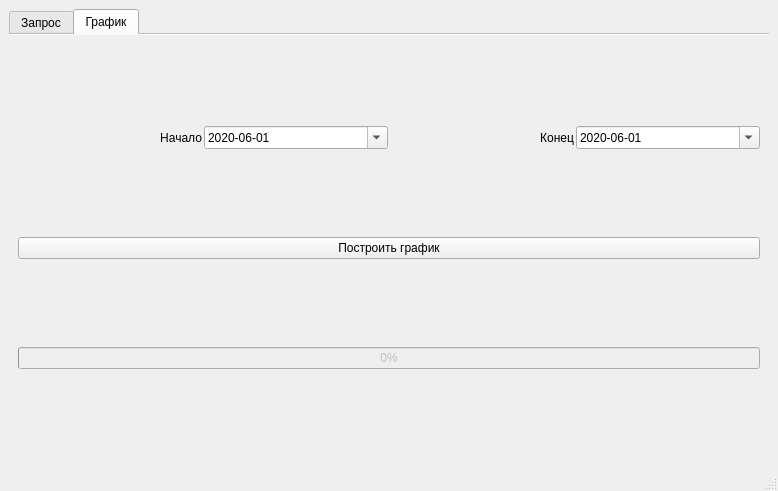
The window that mainwindow.ui (alexisnov/pr9-4) describes before a commit, drawn with Qt 5.
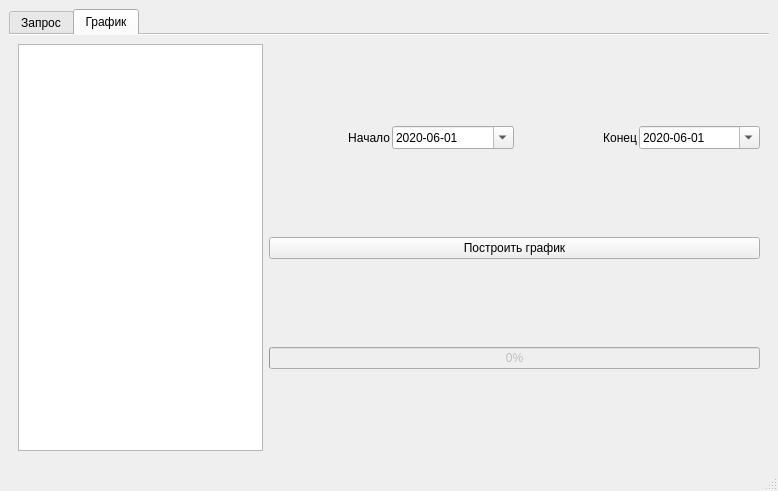
The same window after the commit.

Commit message: Заготовка последовательного выполнения запросов по списку стран

Patch:
```diff
--- a/mainwindow.ui
+++ b/mainwindow.ui
@@ -198,7 +198,29 @@
        <attribute name="title">
         <string>График</string>
        </attribute>
-       <layout class="QVBoxLayout" name="verticalLayout_2" stretch="0,0,0,1">
+       <layout class="QVBoxLayout" name="verticalLayout_2" stretch="0">
+        <item>
+         <layout class="QHBoxLayout" name="horizontalLayout_6" stretch="1,2">
+          <item>
+           <widget class="QTreeWidget" name="treeWidget">
+            <property name="selectionMode">
+             <enum>QAbstractItemView::MultiSelection</enum>
+            </property>
+            <property name="animated">
+             <bool>true</bool>
+            </property>
+            <attribute name="headerVisible">
+             <bool>false</bool>
+            </attribute>
+            <column>
+             <property name="text">
+              <string notr="true">1</string>
+             </property>
+            </column>
+           </widget>
+          </item>
+          <item>
+           <layout class="QVBoxLayout" name="verticalLayout_4" stretch="0,0,0,1">
         <item>
          <layout class="QHBoxLayout" name="horizontalLayout_5">
           <property name="spacing">
@@ -293,6 +315,10 @@
         </item>
         <item>
          <layout class="QVBoxLayout" name="plotLayout"/>
+            </item>
+           </layout>
+          </item>
+         </layout>
         </item>
        </layout>
       </widget>
```
Lines whose indentation alone changed are shown as unchanged. The commit also changes 2 other files.
